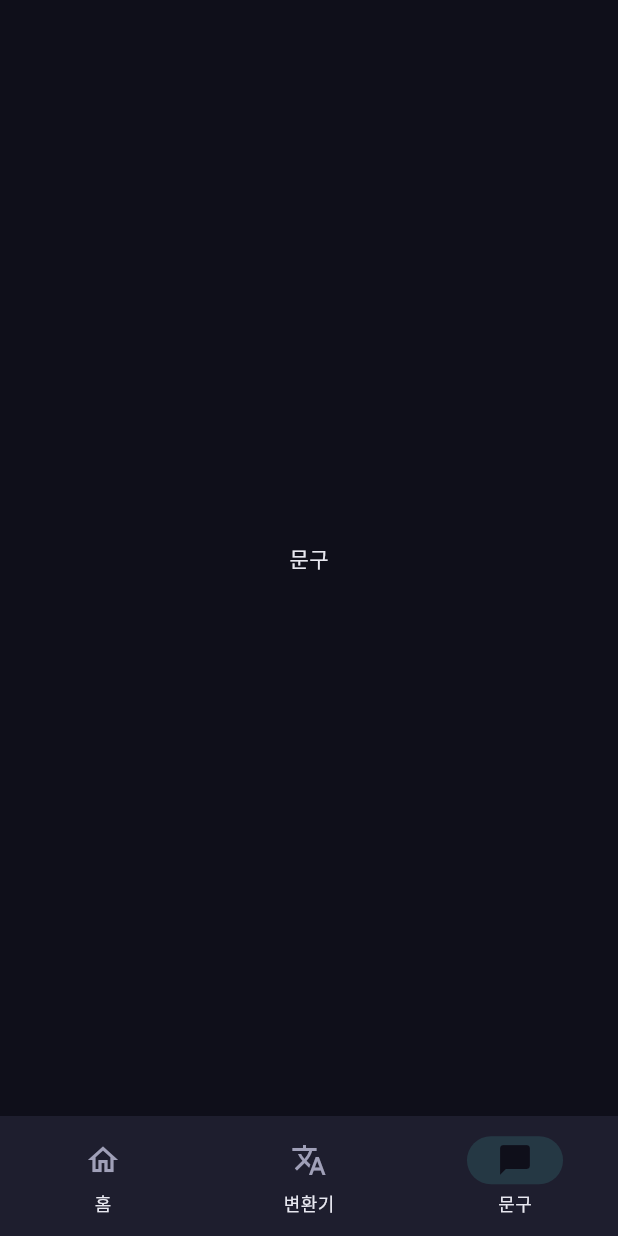
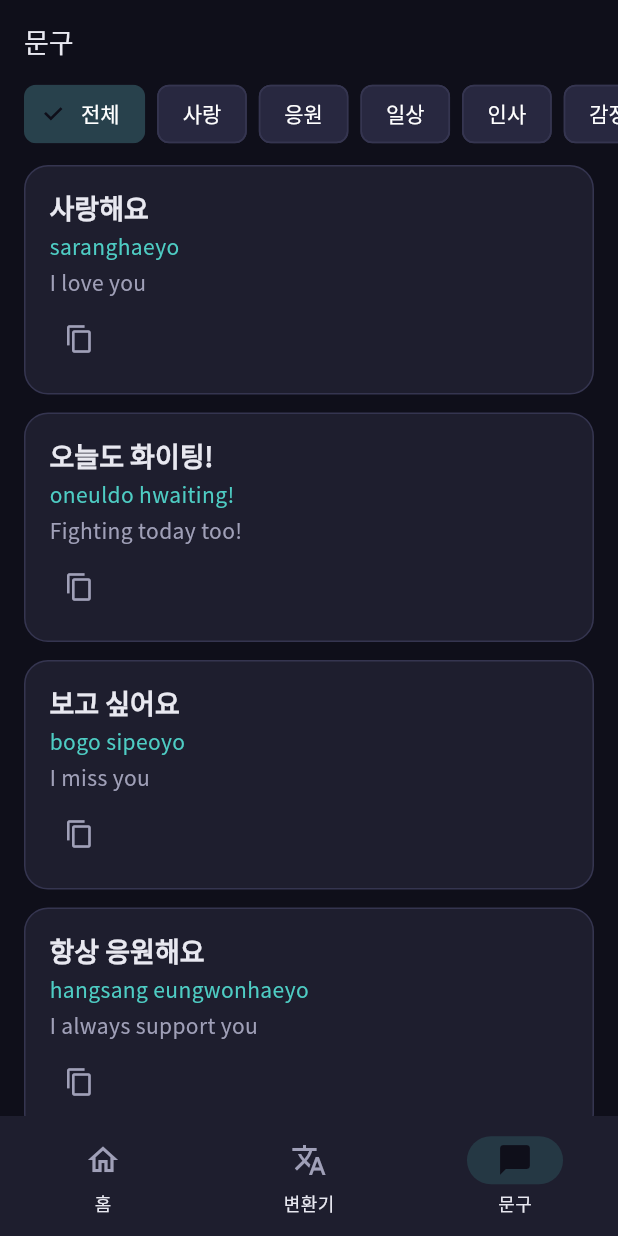
Before and after one commit to tigerroom-official/fangeul, a Flutter app: the screen it shows after launch, item 3 of the bottom bar chosen, on a phone screen of 412 x 824 dp. Run offline on Flutter 3.47's test engine with Material 3 defaults, Android fonts, the phone set to English and light mode, and no system bars; our stand-ins replace flutter_riverpod, flutter_secure_storage, freezed_annotation, go_router, riverpod_annotation, shared_preferences; generated files the repository leaves out were written again.

Commit message:
feat: 문구 화면 — 태그 필터 + 문구 카드 리스트
Co-Authored-By: Claude Opus 4.6 <noreply@anthropic.com>

```diff
--- a/lib/presentation/screens/phrases_screen.dart
+++ b/lib/presentation/screens/phrases_screen.dart
@@ -1,12 +1,111 @@
 import 'package:flutter/material.dart';
+import 'package:flutter_riverpod/flutter_riverpod.dart';
+
+import 'package:fangeul/core/entities/phrase.dart';
+import 'package:fangeul/core/entities/phrase_pack.dart';
+import 'package:fangeul/presentation/providers/phrase_providers.dart';
+import 'package:fangeul/presentation/widgets/phrase_card.dart';
+import 'package:fangeul/presentation/widgets/tag_filter_chips.dart';
+
+/// 선택된 태그 필터 상태 Provider.
+///
+/// null이면 '전체' 선택. Riverpod으로 관리하여 setState 사용을 회피한다.
+final selectedTagProvider = StateProvider<String?>((ref) => null);
 
 /// 문구 화면 -- 팬 문구 라이브러리.
-class PhrasesScreen extends StatelessWidget {
+///
+/// 태그 필터 칩으로 카테고리를 선택하고, 해당 문구 목록을 표시한다.
+class PhrasesScreen extends ConsumerWidget {
   /// Creates the [PhrasesScreen] widget.
   const PhrasesScreen({super.key});
 
+  static const _availableTags = [
+    'love',
+    'cheer',
+    'daily',
+    'greeting',
+    'emotional',
+    'praise',
+    'fandom',
+  ];
+
   @override
-  Widget build(BuildContext context) {
-    return const Center(child: Text('문구'));
+  Widget build(BuildContext context, WidgetRef ref) {
+    final selectedTag = ref.watch(selectedTagProvider);
+
+    return Scaffold(
+      appBar: AppBar(title: const Text('문구')),
+      body: Column(
+        children: [
+          // 태그 필터
+          TagFilterChips(
+            tags: _availableTags,
+            selectedTag: selectedTag,
+            onTagSelected: (tag) =>
+                ref.read(selectedTagProvider.notifier).state = tag,
+          ),
+          const SizedBox(height: 8),
+          // 문구 리스트
+          Expanded(
+            child: selectedTag == null
+                ? _buildAllPhrases(ref)
+                : _buildFilteredPhrases(ref, selectedTag),
+          ),
+        ],
+      ),
+    );
+  }
+
+  /// 전체 문구 (팩 기반) 표시.
+  Widget _buildAllPhrases(WidgetRef ref) {
+    final packsAsync = ref.watch(allPhrasesProvider);
+
+    return packsAsync.when(
+      data: (packs) {
+        final phrases = _flattenPacks(packs);
+        if (phrases.isEmpty) {
+          return const Center(child: Text('문구가 없습니다'));
+        }
+        return ListView.builder(
+          itemCount: phrases.length,
+          itemBuilder: (context, index) => PhraseCard(
+            phrase: phrases[index],
+            translationLang: 'en',
+          ),
+        );
+      },
+      loading: () => const Center(child: CircularProgressIndicator()),
+      error: (e, _) => Center(child: Text('오류: $e')),
+    );
+  }
+
+  /// 태그 필터링된 문구 표시.
+  Widget _buildFilteredPhrases(WidgetRef ref, String tag) {
+    final phrasesAsync = ref.watch(phrasesByTagProvider(tag));
+
+    return phrasesAsync.when(
+      data: (phrases) {
+        if (phrases.isEmpty) {
+          return const Center(child: Text('문구가 없습니다'));
+        }
+        return ListView.builder(
+          itemCount: phrases.length,
+          itemBuilder: (context, index) => PhraseCard(
+            phrase: phrases[index],
+            translationLang: 'en',
+          ),
+        );
+      },
+      loading: () => const Center(child: CircularProgressIndicator()),
+      error: (e, _) => Center(child: Text('오류: $e')),
+    );
+  }
+
+  /// 무료 팩의 문구를 평탄화하여 단일 리스트로 변환.
+  List<Phrase> _flattenPacks(List<PhrasePack> packs) {
+    return packs
+        .where((pack) => pack.isFree)
+        .expand((pack) => pack.phrases)
+        .toList();
   }
 }
--- /dev/null
+++ b/lib/presentation/widgets/phrase_card.dart
@@ -0,0 +1,89 @@
+import 'package:flutter/material.dart';
+import 'package:flutter/services.dart';
+
+import 'package:fangeul/core/entities/phrase.dart';
+import 'package:fangeul/presentation/theme/fangeul_colors.dart';
+
+/// 문구 카드 -- 한글 원문 + 발음 + 번역.
+///
+/// 복사 버튼으로 한글 원문을 클립보드에 복사할 수 있다.
+class PhraseCard extends StatelessWidget {
+  /// Creates the [PhraseCard] widget.
+  const PhraseCard({
+    super.key,
+    required this.phrase,
+    required this.translationLang,
+  });
+
+  /// 표시할 문구.
+  final Phrase phrase;
+
+  /// 번역 언어 코드.
+  final String translationLang;
+
+  @override
+  Widget build(BuildContext context) {
+    final theme = Theme.of(context);
+    final translation = phrase.translations[translationLang] ?? '';
+
+    return Container(
+      margin: const EdgeInsets.symmetric(horizontal: 16, vertical: 6),
+      padding: const EdgeInsets.all(16),
+      decoration: BoxDecoration(
+        color: theme.colorScheme.surface,
+        borderRadius: BorderRadius.circular(16),
+        border: Border.all(
+          color: theme.colorScheme.outlineVariant,
+          width: 1,
+        ),
+      ),
+      child: Column(
+        crossAxisAlignment: CrossAxisAlignment.start,
+        children: [
+          // 한글 원문
+          Text(
+            phrase.ko,
+            style: theme.textTheme.titleLarge?.copyWith(
+              fontWeight: FontWeight.w600,
+            ),
+          ),
+          const SizedBox(height: 4),
+          // 로마자 발음
+          Text(
+            phrase.roman,
+            style: theme.textTheme.bodyMedium?.copyWith(
+              color: FangeulColors.primary,
+            ),
+          ),
+          const SizedBox(height: 4),
+          // 번역
+          if (translation.isNotEmpty)
+            Text(
+              translation,
+              style: theme.textTheme.bodyMedium?.copyWith(
+                color: theme.colorScheme.onSurfaceVariant,
+              ),
+            ),
+          const SizedBox(height: 8),
+          // 액션 버튼
+          Row(
+            children: [
+              IconButton(
+                icon: const Icon(Icons.copy_outlined, size: 20),
+                onPressed: () {
+                  Clipboard.setData(ClipboardData(text: phrase.ko));
+                  ScaffoldMessenger.of(context).showSnackBar(
+                    const SnackBar(content: Text('복사되었습니다')),
+                  );
+                },
+                tooltip: '복사',
+                visualDensity: VisualDensity.compact,
+              ),
+              // TODO(fangeul): TTS 버튼 (Phase 5 서비스 연동)
+            ],
+          ),
+        ],
+      ),
+    );
+  }
+}
--- /dev/null
+++ b/lib/presentation/widgets/tag_filter_chips.dart
@@ -0,0 +1,66 @@
+import 'package:flutter/material.dart';
+
+/// 태그 필터 칩 -- 문구 카테고리 필터링.
+///
+/// 수평 스크롤 칩 목록으로, '전체' + 개별 태그를 선택할 수 있다.
+class TagFilterChips extends StatelessWidget {
+  /// Creates the [TagFilterChips] widget.
+  const TagFilterChips({
+    super.key,
+    required this.tags,
+    required this.selectedTag,
+    required this.onTagSelected,
+  });
+
+  /// 사용 가능한 태그 목록.
+  final List<String> tags;
+
+  /// 현재 선택된 태그. null이면 '전체' 선택.
+  final String? selectedTag;
+
+  /// 태그 선택 콜백. null을 전달하면 '전체' 선택.
+  final ValueChanged<String?> onTagSelected;
+
+  static const _tagLabels = {
+    'love': '사랑',
+    'cheer': '응원',
+    'daily': '일상',
+    'greeting': '인사',
+    'emotional': '감정',
+    'praise': '칭찬',
+    'fandom': '팬덤',
+    'birthday': '생일',
+    'comeback': '컴백',
+  };
+
+  @override
+  Widget build(BuildContext context) {
+    return SizedBox(
+      height: 40,
+      child: ListView(
+        scrollDirection: Axis.horizontal,
+        padding: const EdgeInsets.symmetric(horizontal: 16),
+        children: [
+          Padding(
+            padding: const EdgeInsets.only(right: 8),
+            child: FilterChip(
+              label: const Text('전체'),
+              selected: selectedTag == null,
+              onSelected: (_) => onTagSelected(null),
+            ),
+          ),
+          ...tags.map(
+            (tag) => Padding(
+              padding: const EdgeInsets.only(right: 8),
+              child: FilterChip(
+                label: Text(_tagLabels[tag] ?? tag),
+                selected: selectedTag == tag,
+                onSelected: (_) => onTagSelected(tag),
+              ),
+            ),
+          ),
+        ],
+      ),
+    );
+  }
+}
```
